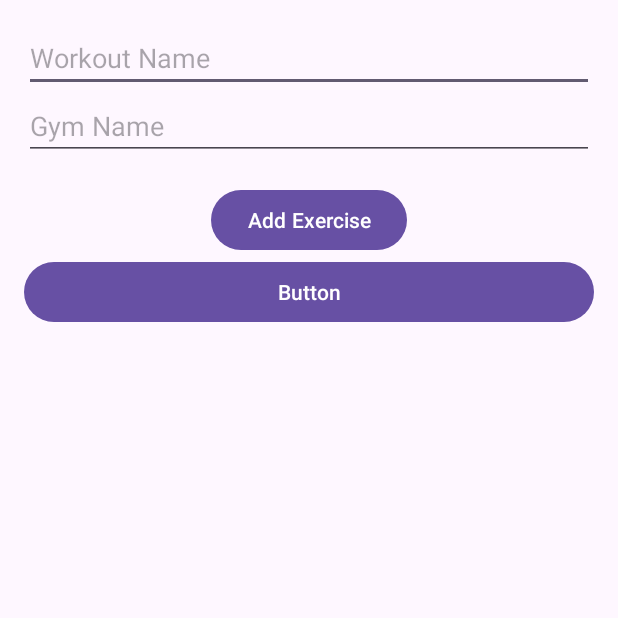
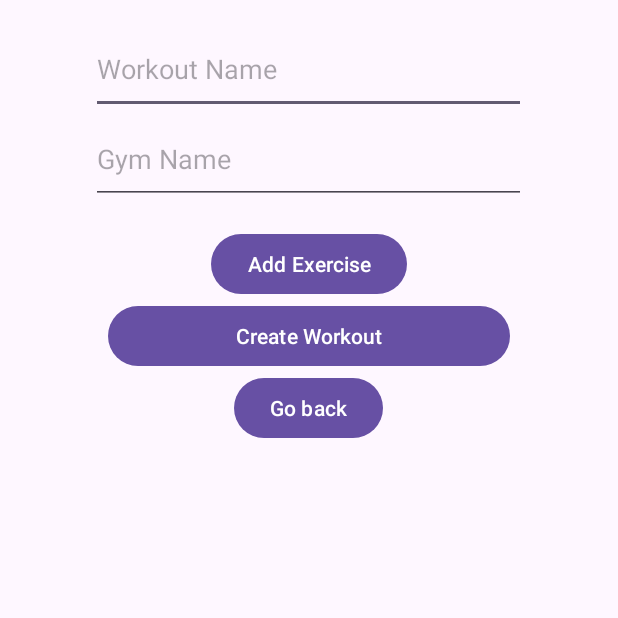
Before and after one commit to DankoKr/pace, an Android app: the CreateWorkoutActivity screen opened directly, with no data from a screen before it, on a phone screen of 412 x 824 dp, the top half of it. Run offline under Robolectric (Android 15) with nearby library versions, the phone set to English and light mode, and no system bars; our stand-ins replace Firebase (no records; nobody signed in at launch, a user with empty details on screens opened directly).

Commit message:
Back btn for CreateWorkoutActivity and Alert for No workouts in MainActivity

```diff
--- a/app/src/main/java/com/example/pace/CreateWorkoutActivity.kt
+++ b/app/src/main/java/com/example/pace/CreateWorkoutActivity.kt
@@ -1,5 +1,6 @@
 package com.example.pace
 
+import android.content.Intent
 import android.os.Bundle
 import android.view.LayoutInflater
 import android.widget.Button
@@ -51,6 +52,12 @@ class CreateWorkoutActivity : AppCompatActivity() {
         btnCreateWorkout.setOnClickListener {
             saveWorkoutToFirebase()
         }
+
+        val btnGoBack: Button = findViewById(R.id.btnGoBack)
+        btnGoBack.setOnClickListener {
+            val intent = Intent(this, MainActivity::class.java)
+            startActivity(intent)
+        }
     }
 
     private fun saveWorkoutToFirebase() {
--- a/app/src/main/java/com/example/pace/MainActivity.kt
+++ b/app/src/main/java/com/example/pace/MainActivity.kt
@@ -1,5 +1,6 @@
 package com.example.pace
 
+import android.app.AlertDialog
 import android.content.Intent
 import androidx.appcompat.app.AppCompatActivity
 import android.os.Bundle
@@ -83,8 +84,17 @@ class MainActivity : AppCompatActivity() {
         lifecycleScope.launch {
             try {
                 val workouts = workoutService.getWorkoutsForDate(userId, selectedDate)
-                val recyclerView = findViewById<RecyclerView>(R.id.rvWorkouts)
-                recyclerView.adapter = WorkoutAdapter(workouts)
+                if (workouts.isNotEmpty()) {
+                    val recyclerView = findViewById<RecyclerView>(R.id.rvWorkouts)
+                    recyclerView.adapter = WorkoutAdapter(workouts)
+                } else {
+                    val builder = AlertDialog.Builder(this@MainActivity)
+                    builder.setTitle("No Workouts")
+                    builder.setMessage("There are no workouts available for ${selectedDate}.")
+                    builder.setPositiveButton("OK", null)
+                    val dialog = builder.create()
+                    dialog.show()
+                }
             } catch (e: Exception) {
                 Log.e("MainActivity", "Error fetching workouts", e)
             }
--- a/app/src/main/res/layout/activity_create_workout.xml
+++ b/app/src/main/res/layout/activity_create_workout.xml
@@ -12,19 +12,21 @@
 
         <EditText
             android:id="@+id/workoutName"
-            android:layout_width="match_parent"
-            android:layout_height="wrap_content"
+            android:layout_width="290dp"
+            android:layout_height="60dp"
+            android:layout_gravity="center"
             android:hint="@string/workout_name"
-            android:inputType="text"
-            android:importantForAutofill="no" />
+            android:importantForAutofill="no"
+            android:inputType="text" />
 
         <EditText
             android:id="@+id/gymName"
-            android:layout_width="match_parent"
-            android:layout_height="wrap_content"
+            android:layout_width="290dp"
+            android:layout_height="60dp"
             android:hint="@string/gym_name"
+            android:importantForAutofill="no"
             android:inputType="text"
-            android:importantForAutofill="no" />
+            android:layout_gravity="center" />
 
         <!-- Container for Dynamic Exercise Fields -->
         <LinearLayout
@@ -45,8 +47,16 @@
 
         <Button
             android:id="@+id/btnCreateWorkout"
-            android:layout_width="match_parent"
+            android:layout_width="268dp"
             android:layout_height="wrap_content"
-            android:text="Button" />
+            android:text="@string/create_workout"
+            android:layout_gravity="center" />
+
+        <Button
+            android:id="@+id/btnGoBack"
+            android:layout_width="wrap_content"
+            android:layout_height="wrap_content"
+            android:layout_gravity="center"
+            android:text="@string/go_back" />
     </LinearLayout>
 </ScrollView>
--- a/app/src/main/res/values/strings.xml
+++ b/app/src/main/res/values/strings.xml
@@ -14,4 +14,6 @@
     <string name="exercise_name">Exercise Name</string>
     <string name="kg">Kg</string>
     <string name="reps">Reps</string>
+    <string name="create_workout">Create Workout</string>
+    <string name="go_back">Go back</string>
 </resources>
```
